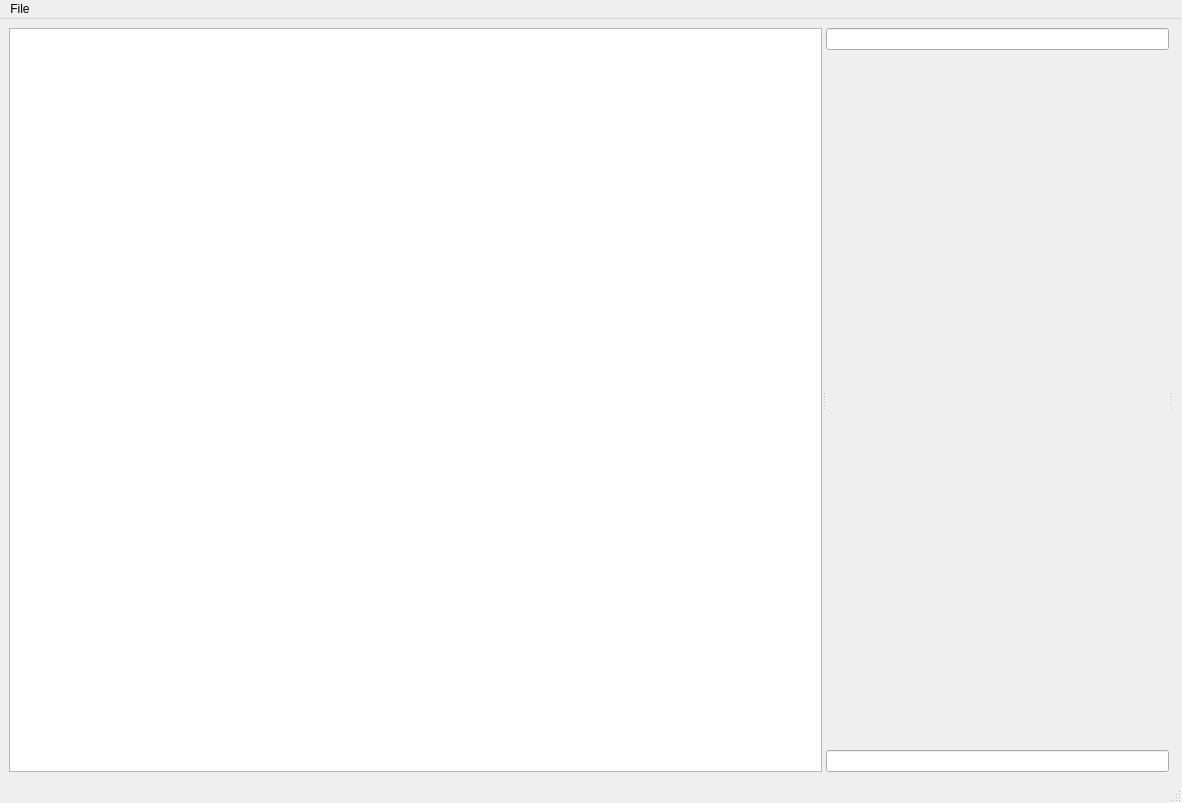
Before: the Qt Designer form ui_forms/client.ui in 0x17de/HarpoonClient, drawn with Qt 5.
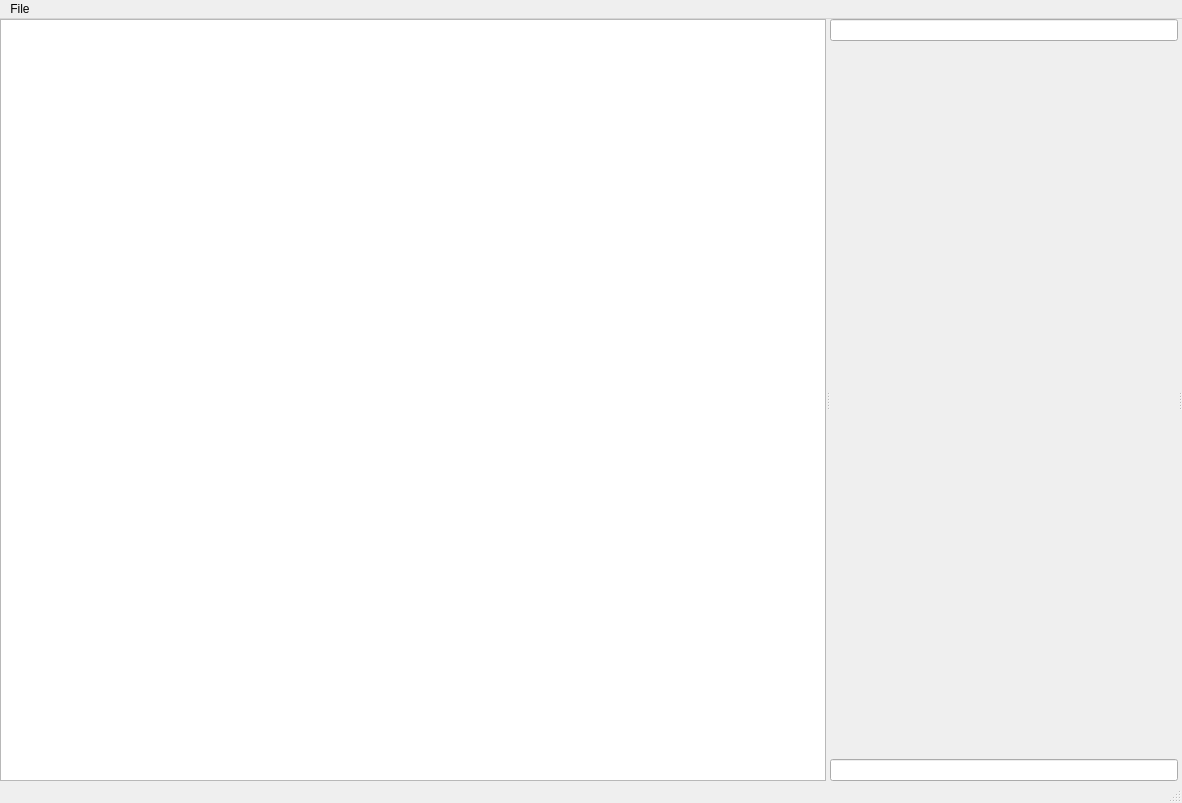
After: the same form once the commit is applied.

Commit message: about form preparations, ui enhancements

The edit to the form file:
```diff
--- a/ui_forms/client.ui
+++ b/ui_forms/client.ui
@@ -15,6 +15,21 @@
   </property>
   <widget class="QWidget" name="centralwidget">
    <layout class="QVBoxLayout" name="verticalLayout_2">
+    <property name="spacing">
+     <number>0</number>
+    </property>
+    <property name="leftMargin">
+     <number>0</number>
+    </property>
+    <property name="topMargin">
+     <number>0</number>
+    </property>
+    <property name="rightMargin">
+     <number>0</number>
+    </property>
+    <property name="bottomMargin">
+     <number>0</number>
+    </property>
     <item>
      <widget class="QSplitter" name="chatSplitter">
       <property name="orientation">
@@ -30,6 +45,9 @@
       </widget>
       <widget class="QWidget" name="layoutWidget">
        <layout class="QVBoxLayout" name="verticalLayout">
+        <property name="spacing">
+         <number>0</number>
+        </property>
         <item>
          <widget class="QLineEdit" name="topic"/>
         </item>
```
Left out of the diff: 14 changed lines with no effect on the pictures. The commit also changes 6 other files.
